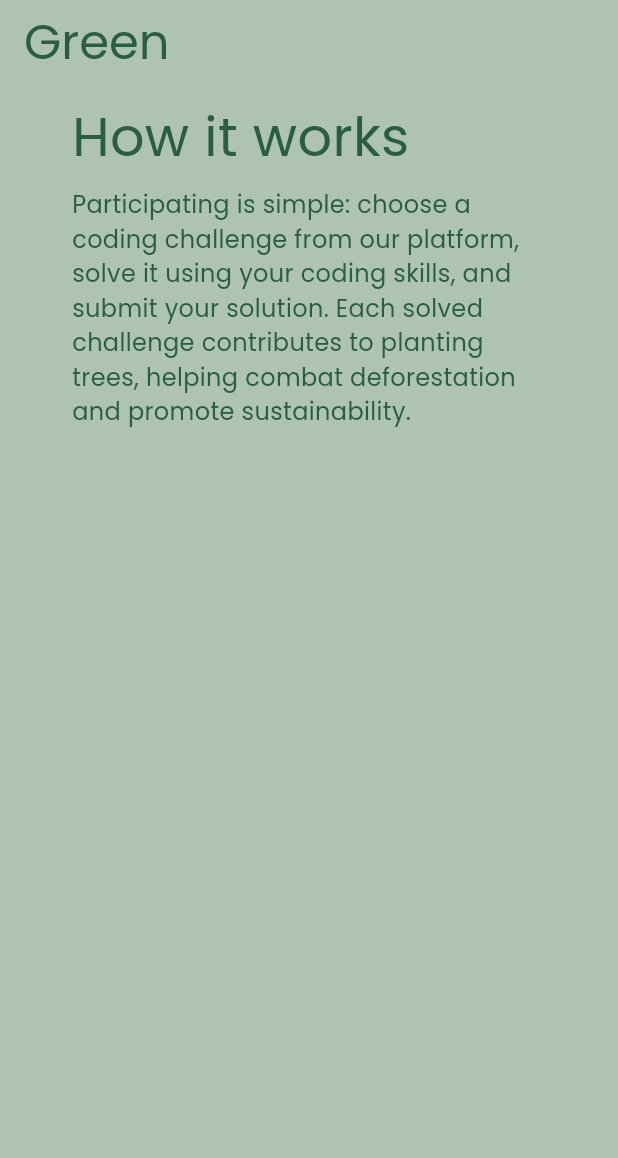
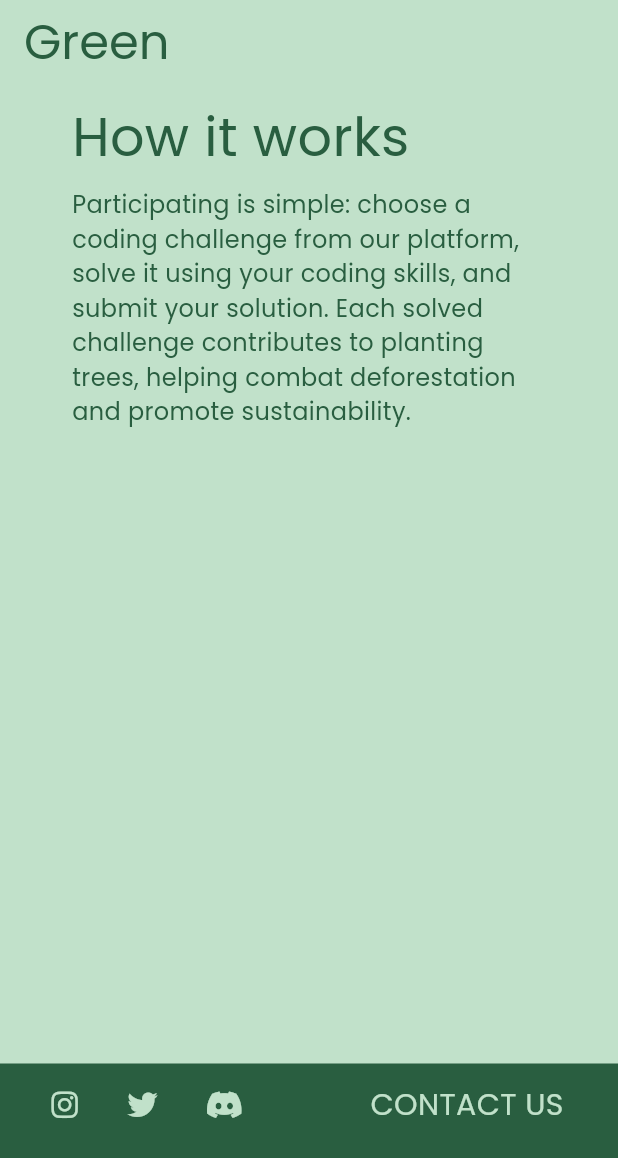
Before and after one commit to ashtondunderdale/semvera, a Flutter app: the screen it shows after launch, scrolled down 1152 dp, on a phone screen of 412 x 824 dp. Shown: the top 1158 px of the screen. Run offline on Flutter 3.47's test engine with Material 3 defaults, Android fonts, the phone set to English and light mode, and no system bars; our stand-ins replace font_awesome_flutter, google_fonts.

Commit message:
added footer

```diff
--- a/green/lib/globals.dart
+++ b/green/lib/globals.dart
@@ -2,7 +2,7 @@ import 'package:flutter/material.dart';
 import 'package:google_fonts/google_fonts.dart';
 
 Color textColour = const Color.fromARGB(255, 57, 57, 57);
-Color backgroundColor = Color.fromARGB(255, 174, 195, 178);
+Color backgroundColor = Color.fromARGB(255, 193, 225, 202);
 Color primaryTextColour = const Color.fromARGB(255, 41, 94, 64);
 
 final TextStyle defaultTextStyle = GoogleFonts.poppins();
--- a/green/lib/views/landing_page.dart
+++ b/green/lib/views/landing_page.dart
@@ -90,7 +90,7 @@ class LandingPage extends StatelessWidget {
             const DownArrows(),
             const AboutUs(),
             const HowItWorks(),
-            Container(height: 1000),
+            Container(height: 400),
             const Footer(),
           ],
         ),
--- a/green/lib/widgets/landing_page/footer.dart
+++ b/green/lib/widgets/landing_page/footer.dart
@@ -1,4 +1,5 @@
 import 'package:flutter/material.dart';
+import 'package:font_awesome_flutter/font_awesome_flutter.dart';
 import 'package:green/globals.dart';
 
 class Footer extends StatelessWidget {
@@ -10,8 +11,80 @@ class Footer extends StatelessWidget {
       width: MediaQuery.sizeOf(context).width,
       height: 200,
       decoration: BoxDecoration(
-        color: backgroundColor.withOpacity(0.7),
+        color: primaryTextColour,
         border: Border.all(color: primaryTextColour)
+      ),
+      child: Row(
+        crossAxisAlignment: CrossAxisAlignment.start,
+        children: [
+          Row(
+            children: [
+              Padding(
+                padding: const EdgeInsets.only(left: 32, top: 16),
+                child: Icon(
+                  FontAwesomeIcons.instagram,
+                  size: 20,
+                  color: backgroundColor,
+                ),
+              ),
+              Padding(
+                padding: const EdgeInsets.only(left: 32, top: 16),
+                child: Icon(
+                  FontAwesomeIcons.twitter,
+                  size: 20,
+                  color: backgroundColor,
+                ),
+              ),
+              Padding(
+                padding: const EdgeInsets.only(left: 32, top: 16),
+                child: Icon(
+                  FontAwesomeIcons.discord,
+                  size: 20,
+                  color: backgroundColor,
+                ),
+              ),
+            ],
+          ),
+          Padding(
+            padding: const EdgeInsets.only(left: 64, top: 12),
+            child: SizedBox(
+              child: Column(
+                children: [
+                  Text(
+                    "CONTACT US",
+                    style: defaultTextStyle.copyWith(
+                      color: backgroundColor,
+                      fontSize: 20
+                    ),
+                  ),
+                  const Spacer(),
+                  Padding(
+                    padding: const EdgeInsets.only(bottom: 16, left: 28),
+                    child: Row(
+                      children: [
+                        Padding(
+                          padding: const EdgeInsets.only(right: 8),
+                          child: Icon(
+                            Icons.mail,
+                            color: backgroundColor,
+                            size: 20,
+                          ),
+                        ),
+                        Text(
+                          "info@green.co.uk",
+                          style: defaultTextStyle.copyWith(
+                            color: backgroundColor,
+                            fontSize: 14
+                          ),
+                        ),
+                      ],
+                    ),
+                  )
+                ],
+              ),
+            ),
+          )
+        ],
       ),
     );
   }
--- a/green/pubspec.yaml
+++ b/green/pubspec.yaml
@@ -9,6 +9,7 @@ environment:
 dependencies:
   flutter:
     sdk: flutter
+  font_awesome_flutter: ^10.7.0
   google_fonts: ^6.1.0
 
 dev_dependencies:
```
Also changed, not shown: green/pubspec.lock.
